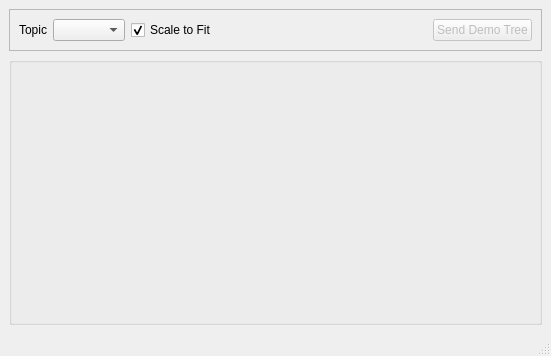
First picture: the form in py_trees_ros_viewer/main_window.ui, repository splintered-reality/py_trees_ros_viewer, before the edit.
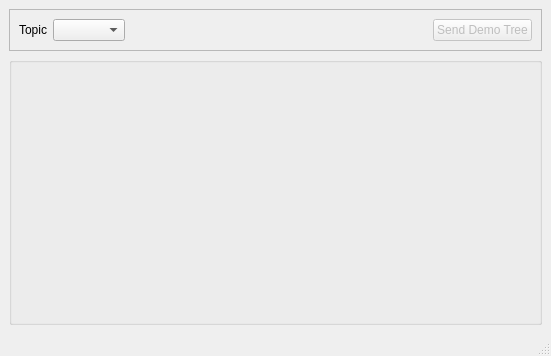
Second picture: the form after the edit. Icons and pictures are not drawn. Custom widgets are drawn as their Qt base class.

```diff
--- a/py_trees_ros_viewer/main_window.ui
+++ b/py_trees_ros_viewer/main_window.ui
@@ -51,16 +51,6 @@
          </property>
         </widget>
        </item>
-       <item>
-        <widget class="QCheckBox" name="scale_to_fit_check_box">
-         <property name="text">
-          <string>Scale to Fit</string>
-         </property>
-         <property name="checked">
-          <bool>true</bool>
-         </property>
-        </widget>
-       </item>
        <item>
         <spacer name="horizontalSpacer">
          <property name="orientation">
```
